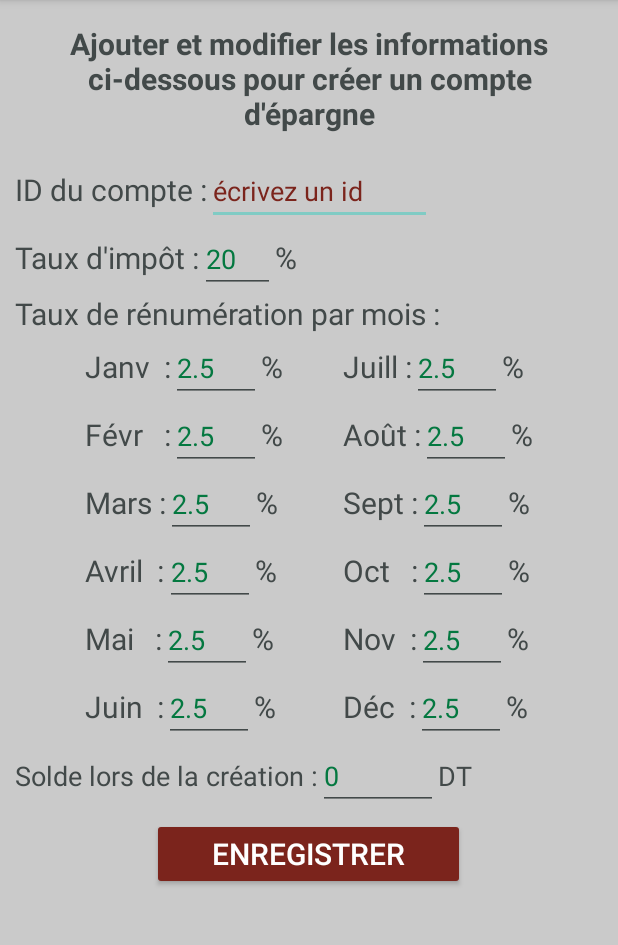
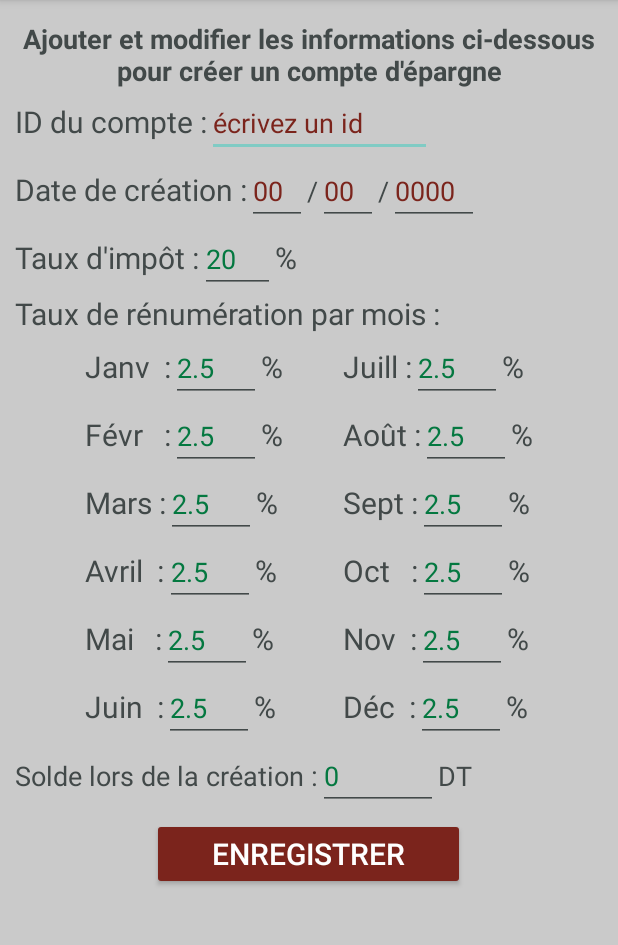
Before and after one commit to ElyesBerriri/Finance, an Android app: the NewEpargneActivity screen opened directly, with no data from a screen before it, after a tap on "ENREGISTRER", on a phone screen of 412 x 824 dp, the part 84-1029 px from its top. Run offline under Robolectric (Android 15) with nearby library versions, the phone set to English and light mode, and no system bars; our stand-ins replace Firebase (no records; nobody signed in at launch, a user with empty details on screens opened directly).

Commit message:
v4
initialization de la date

```diff
--- a/app/src/main/java/com/example/finance/Compte.java
+++ b/app/src/main/java/com/example/finance/Compte.java
@@ -4,6 +4,9 @@ public class Compte {
 
     public String id="";
     public float solde=0f;
+    public int jours;
+    public int mois;
+    public int annee;
     public float taux_impot=20f;
     public float taux_jan=2.5f;
     public float taux_fev=2.5f;
@@ -20,10 +23,13 @@ public class Compte {
 
     public Compte(){}
 
-    public Compte(String i, float s, float im, float jan, float fev, float mars, float avr, float mai, float jun,
+    public Compte(String i, int j, int m, int a, float s, float im, float jan, float fev, float mars, float avr, float mai, float jun,
                   float juil, float aout, float sep, float oct, float nov, float dec) {
         this.id = i;
         this.solde = s;
+        this.jours = j;
+        this.mois = m;
+        this.annee = a;
         this.taux_impot = im;
         this.taux_jan = jan;
         this.taux_fev = fev;
--- a/app/src/main/java/com/example/finance/NewEpargneActivity.java
+++ b/app/src/main/java/com/example/finance/NewEpargneActivity.java
@@ -72,13 +72,39 @@ public class NewEpargneActivity extends AppCompatActivity {
         EditText e14 = findViewById(R.id.solde_input);
         float solde = Float.parseFloat(e14.getText().toString().trim());
 
+        int j;
+        EditText e15 = findViewById(R.id.jours);
+        if(e15.getText().toString().equals(""))
+            j=0;
+        else
+            j = Integer.parseInt(e15.getText().toString().trim());
+
+        int m;
+        EditText e16 = findViewById(R.id.mois);
+        if(e16.getText().toString().equals(""))
+            m=0;
+        else
+            m = Integer.parseInt(e16.getText().toString().trim());
+
+        int a;
+        EditText e17 = findViewById(R.id.annee);
+        if(e17.getText().toString().equals(""))
+            a=0;
+        else
+            a = Integer.parseInt(e17.getText().toString().trim());
+
         reference = FirebaseDatabase.getInstance().getReference("comptes");
 
-        if(id.equals("")){
+        if(id.equals(""))
             Toast.makeText(NewEpargneActivity.this,"Tu dois donner un id au compte !",Toast.LENGTH_SHORT).show();
-        }
+        else if(j==0 || j>31)
+            Toast.makeText(NewEpargneActivity.this,"Tu dois préciser un jour valide !",Toast.LENGTH_SHORT).show();
+        else if(m==0 || m>12)
+            Toast.makeText(NewEpargneActivity.this,"Tu dois préciser un mois valide !",Toast.LENGTH_SHORT).show();
+        else if(a<1000)
+            Toast.makeText(NewEpargneActivity.this,"Tu dois préciser une année valide !",Toast.LENGTH_SHORT).show();
         else{
-            Compte compte = new Compte(id,solde,impot,jan,fev,mars,avr,mai,juin,juil,aout,sep,oct,nov,dec);
+            Compte compte = new Compte(id,j,m,a,solde,impot,jan,fev,mars,avr,mai,juin,juil,aout,sep,oct,nov,dec);
             reference.child(id).setValue(compte).addOnCompleteListener(new OnCompleteListener<Void>() {
                 @Override
                 public void onComplete(@NonNull Task<Void> task) {
--- a/app/src/main/res/layout/activity_new_epargne.xml
+++ b/app/src/main/res/layout/activity_new_epargne.xml
@@ -15,10 +15,10 @@
             android:layout_width="wrap_content"
             android:layout_height="wrap_content"
             android:layout_centerHorizontal="true"
-            android:padding="15dp"
+            android:paddingTop="13dp"
             android:text="Ajouter et modifier les informations ci-dessous pour créer un compte d'épargne"
             android:textAlignment="center"
-            android:textSize="20sp"
+            android:textSize="18sp"
             android:textStyle="bold" />
 
         <LinearLayout
@@ -39,6 +39,55 @@
                 android:layout_height="wrap_content"
                 android:hint="écrivez un id"
                 android:inputType="text"
+                android:textSize="18sp" />
+        </LinearLayout>
+
+        <LinearLayout
+            android:layout_width="match_parent"
+            android:layout_height="wrap_content"
+            android:orientation="horizontal"
+            android:paddingHorizontal="10dp">
+
+            <TextView
+                android:layout_width="wrap_content"
+                android:layout_height="wrap_content"
+                android:text="Date de création :"
+                android:textSize="20sp" />
+
+            <EditText
+                android:id="@+id/jours"
+                android:layout_width="40dp"
+                android:layout_height="wrap_content"
+                android:inputType="number"
+                android:hint="00"
+                android:textSize="18sp" />
+
+            <TextView
+                android:layout_width="wrap_content"
+                android:layout_height="wrap_content"
+                android:text="/"
+                android:textSize="18sp" />
+
+            <EditText
+                android:id="@+id/mois"
+                android:layout_width="40dp"
+                android:layout_height="wrap_content"
+                android:inputType="number"
+                android:hint="00"
+                android:textSize="18sp" />
+
+            <TextView
+                android:layout_width="wrap_content"
+                android:layout_height="wrap_content"
+                android:text="/"
+                android:textSize="18sp" />
+
+            <EditText
+                android:id="@+id/annee"
+                android:layout_width="60dp"
+                android:inputType="number"
+                android:layout_height="wrap_content"
+                android:hint="0000"
                 android:textSize="18sp" />
         </LinearLayout>
 
@@ -429,8 +478,8 @@
                 android:id="@+id/solde_input"
                 android:layout_width="80dp"
                 android:layout_height="wrap_content"
+                android:inputType="numberDecimal"
                 android:text="0"
-                android:inputType="numberDecimal"
                 android:textSize="18sp" />
 
             <TextView
@@ -451,5 +500,7 @@
             android:paddingVertical="10dp"
             android:text="Enregistrer"
             android:textSize="20sp" />
+
+
     </LinearLayout>
 </RelativeLayout>
```
